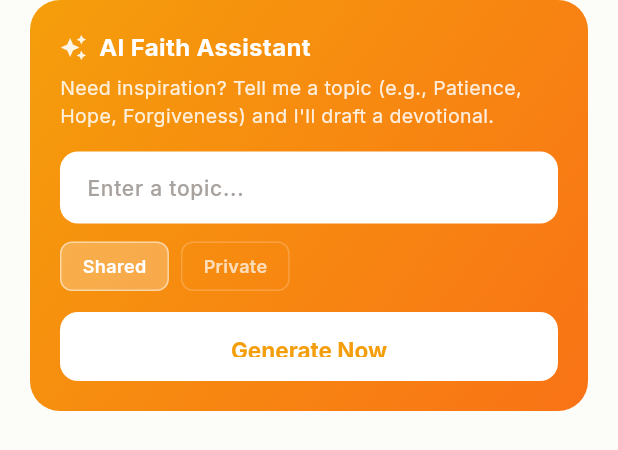
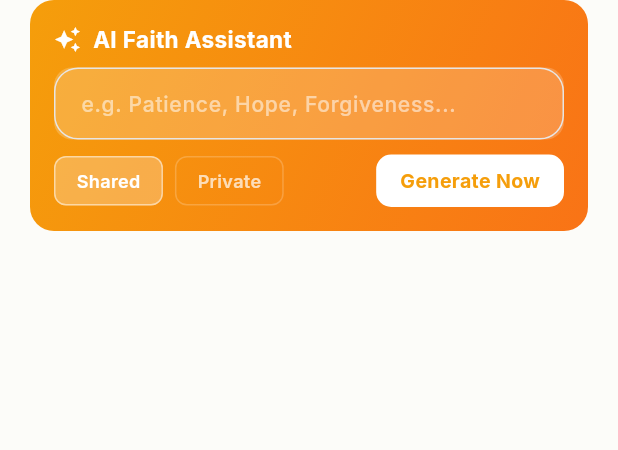
Before and after one commit to mrmrslobos/lobo-hub-flutter, a Flutter app: the _DevotionalsTab widget shown alone on an empty page, opened directly with empty values, on a phone screen of 412 x 824 dp. Shown: the top 450 px of the screen. Run offline on Flutter 3.47's test engine with Material 3 defaults, Android fonts, the phone set to English and light mode, and no system bars; our stand-ins replace cached_network_image, file_picker, firebase_core, firebase_messaging, fl_chart, flutter_local_notifications and 11 more; missing offline and left inert: extension_google_sign_in_as_googleapis_auth, googleapis, purchases_flutter; accounts and stored records are empty.

Commit message:
Restyle devotional and reading plan cards to match meal planner UI
Both cards now use the same compact style as the AI Chef and Week
Planner cards:
- Reduced padding (16) and border radius (16)
- Semi-transparent white input fields with white text
- Compact right-aligned buttons using GestureDetector instead of
  full-width ElevatedButtons (fixes "Generate Now" being cut off)
- Removed description text for cleaner look
- Kept existing gradient colors (orange for devotional, purple for
  reading plan) and functional elements (Shared/Private toggle,
  topic chips, duration selector)

https://claude.ai/code/session_01EmgbeuB2myDcPb8zevpBrp

```diff
--- a/lib/screens/devotional/devotional_screen.dart
+++ b/lib/screens/devotional/devotional_screen.dart
@@ -301,72 +301,63 @@ Make the content warm, relatable, and suitable for children.''';
         Padding(
           padding: const EdgeInsets.symmetric(horizontal: 20),
           child: Container(
-            padding: const EdgeInsets.all(20),
+            width: double.infinity,
+            padding: const EdgeInsets.all(16),
             decoration: BoxDecoration(
               gradient: const LinearGradient(
                 colors: [Color(0xFFF59E0B), Color(0xFFF97316)],
                 begin: Alignment.topLeft,
                 end: Alignment.bottomRight,
               ),
-              borderRadius: BorderRadius.circular(20),
+              borderRadius: BorderRadius.circular(16),
             ),
             child: Column(
               crossAxisAlignment: CrossAxisAlignment.start,
               children: [
-                Row(
-                  children: [
-                    Icon(Icons.auto_awesome, size: 18, color: Colors.white.withValues(alpha: 0.9)),
-                    const SizedBox(width: 8),
-                    const Text('AI Faith Assistant', style: TextStyle(
-                      fontFamily: 'Inter', fontWeight: FontWeight.w700, fontSize: 16, color: Colors.white,
-                    )),
-                  ],
+                const Row(children: [
+                  Icon(Icons.auto_awesome, size: 18, color: Colors.white),
+                  SizedBox(width: 8),
+                  Text('AI Faith Assistant', style: TextStyle(fontFamily: 'Inter', fontWeight: FontWeight.w700, fontSize: 15, color: Colors.white)),
+                ]),
+                const SizedBox(height: 8),
+                Container(
+                  decoration: BoxDecoration(
+                    color: Colors.white.withValues(alpha: 0.2),
+                    borderRadius: BorderRadius.circular(12),
                   ),
-                const SizedBox(height: 6),
-                Text(
-                  'Need inspiration? Tell me a topic (e.g., Patience, Hope, Forgiveness) and I\'ll draft a devotional.',
-                  style: TextStyle(fontFamily: 'Inter', fontSize: 13, color: Colors.white.withValues(alpha: 0.85)),
-                ),
-                const SizedBox(height: 14),
-                TextField(
+                  child: TextField(
                     controller: _topicCtrl,
-                  style: const TextStyle(fontFamily: 'Inter', fontSize: 14, color: AppTheme.stone800),
-                  decoration: InputDecoration(
-                    hintText: 'Enter a topic...',
-                    hintStyle: TextStyle(color: AppTheme.stone400),
-                    filled: true,
-                    fillColor: Colors.white,
-                    contentPadding: const EdgeInsets.symmetric(horizontal: 14, vertical: 12),
-                    border: OutlineInputBorder(borderRadius: BorderRadius.circular(12), borderSide: BorderSide.none),
-                    enabledBorder: OutlineInputBorder(borderRadius: BorderRadius.circular(12), borderSide: BorderSide.none),
+                    style: const TextStyle(color: Colors.white, fontFamily: 'Inter', fontSize: 14),
+                    decoration: const InputDecoration(
+                      hintText: 'e.g. Patience, Hope, Forgiveness...',
+                      hintStyle: TextStyle(color: Colors.white54, fontFamily: 'Inter'),
+                      border: InputBorder.none,
+                      contentPadding: EdgeInsets.symmetric(horizontal: 14, vertical: 12),
+                      filled: false,
                     ),
                   ),
-                const SizedBox(height: 12),
+                ),
+                const SizedBox(height: 10),
                 Row(
                   children: [
                     _toggleChip('Shared', _isShared, () => setState(() => _isShared = true)),
                     const SizedBox(width: 8),
                     _toggleChip('Private', !_isShared, () => setState(() => _isShared = false)),
-                  ],
-                ),
-                const SizedBox(height: 14),
-                SizedBox(
-                  width: double.infinity,
-                  height: 46,
-                  child: ElevatedButton(
-                    onPressed: _isGenerating ? null : _generate,
-                    style: ElevatedButton.styleFrom(
-                      backgroundColor: Colors.white,
-                      foregroundColor: const Color(0xFFF59E0B),
-                      shape: RoundedRectangleBorder(borderRadius: BorderRadius.circular(12)),
-                      elevation: 0,
+                    const Spacer(),
+                    GestureDetector(
+                      onTap: _isGenerating ? null : _generate,
+                      child: Container(
+                        padding: const EdgeInsets.symmetric(horizontal: 16, vertical: 8),
+                        decoration: BoxDecoration(
+                          color: Colors.white,
+                          borderRadius: BorderRadius.circular(10),
                         ),
                         child: _isGenerating
-                        ? const SizedBox(width: 20, height: 20, child: CircularProgressIndicator(strokeWidth: 2))
-                        : const Text('Generate Now', style: TextStyle(
-                            fontFamily: 'Inter', fontWeight: FontWeight.w700, fontSize: 15,
-                          )),
+                            ? const SizedBox(height: 18, width: 18, child: CircularProgressIndicator(strokeWidth: 2, color: Color(0xFFF59E0B)))
+                            : const Text('Generate Now', style: TextStyle(fontFamily: 'Inter', fontWeight: FontWeight.w700, fontSize: 13, color: Color(0xFFF59E0B))),
                       ),
+                    ),
+                  ],
                 ),
               ],
             ),
@@ -586,33 +577,25 @@ Make it warm, kid-friendly, and relatable.''';
         Padding(
           padding: const EdgeInsets.symmetric(horizontal: 20),
           child: Container(
-            padding: const EdgeInsets.all(20),
+            width: double.infinity,
+            padding: const EdgeInsets.all(16),
             decoration: BoxDecoration(
               gradient: const LinearGradient(
                 colors: [Color(0xFF8B7BF7), Color(0xFFB4A0FF)],
                 begin: Alignment.topLeft,
                 end: Alignment.bottomRight,
               ),
-              borderRadius: BorderRadius.circular(20),
+              borderRadius: BorderRadius.circular(16),
             ),
             child: Column(
               crossAxisAlignment: CrossAxisAlignment.start,
               children: [
-                Row(
-                  children: [
-                    Icon(Icons.auto_awesome, size: 18, color: Colors.white.withValues(alpha: 0.9)),
-                    const SizedBox(width: 8),
-                    const Text('Create a Reading Plan', style: TextStyle(
-                      fontFamily: 'Inter', fontWeight: FontWeight.w700, fontSize: 16, color: Colors.white,
-                    )),
-                  ],
-                ),
-                const SizedBox(height: 6),
-                Text(
-                  'Choose a theme and duration. The AI will create a day-by-day scripture journey for your family.',
-                  style: TextStyle(fontFamily: 'Inter', fontSize: 13, color: Colors.white.withValues(alpha: 0.85)),
-                ),
-                const SizedBox(height: 14),
+                const Row(children: [
+                  Icon(Icons.auto_awesome, size: 18, color: Colors.white),
+                  SizedBox(width: 8),
+                  Text('Create a Reading Plan', style: TextStyle(fontFamily: 'Inter', fontWeight: FontWeight.w700, fontSize: 15, color: Colors.white)),
+                ]),
+                const SizedBox(height: 8),
                 Wrap(
                   spacing: 8, runSpacing: 8,
                   children: _topics.map((t) {
@@ -637,33 +620,37 @@ Make it warm, kid-friendly, and relatable.''';
                     );
                   }).toList(),
                 ),
-                const SizedBox(height: 14),
-                TextField(
+                const SizedBox(height: 10),
+                Container(
+                  decoration: BoxDecoration(
+                    color: Colors.white.withValues(alpha: 0.2),
+                    borderRadius: BorderRadius.circular(12),
+                  ),
+                  child: TextField(
                     controller: _customTopicCtrl,
-                  style: const TextStyle(fontFamily: 'Inter', fontSize: 14, color: AppTheme.stone800),
+                    style: const TextStyle(color: Colors.white, fontFamily: 'Inter', fontSize: 14),
                     onChanged: (_) => setState(() => _selectedTopic = null),
-                  decoration: InputDecoration(
+                    decoration: const InputDecoration(
                       hintText: 'Or type your own theme...',
-                    hintStyle: TextStyle(color: AppTheme.stone400),
-                    filled: true,
-                    fillColor: Colors.white.withValues(alpha: 0.2),
-                    contentPadding: const EdgeInsets.symmetric(horizontal: 14, vertical: 12),
-                    border: OutlineInputBorder(borderRadius: BorderRadius.circular(12), borderSide: BorderSide(color: Colors.white.withValues(alpha: 0.3))),
-                    enabledBorder: OutlineInputBorder(borderRadius: BorderRadius.circular(12), borderSide: BorderSide(color: Colors.white.withValues(alpha: 0.3))),
-                    focusedBorder: OutlineInputBorder(borderRadius: BorderRadius.circular(12), borderSide: const BorderSide(color: Colors.white, width: 2)),
+                      hintStyle: TextStyle(color: Colors.white54, fontFamily: 'Inter'),
+                      border: InputBorder.none,
+                      contentPadding: EdgeInsets.symmetric(horizontal: 14, vertical: 12),
+                      filled: false,
                     ),
                   ),
-                const SizedBox(height: 12),
-                // Duration selector
+                ),
+                const SizedBox(height: 10),
+                // Duration selector + Generate button
                 Row(
-                  children: [7, 14, 21, 30].map((d) {
+                  children: [
+                    ...[7, 14, 21, 30].map((d) {
                       final selected = _duration == d;
                       return Padding(
                         padding: const EdgeInsets.only(right: 8),
                         child: GestureDetector(
                           onTap: () => setState(() => _duration = d),
                           child: Container(
-                          padding: const EdgeInsets.symmetric(horizontal: 12, vertical: 7),
+                            padding: const EdgeInsets.symmetric(horizontal: 10, vertical: 7),
                             decoration: BoxDecoration(
                               color: selected ? Colors.white.withValues(alpha: 0.3) : Colors.white.withValues(alpha: 0.1),
                               borderRadius: BorderRadius.circular(20),
@@ -676,26 +663,22 @@ Make it warm, kid-friendly, and relatable.''';
                           ),
                         ),
                       );
-                  }).toList(),
-                ),
-                const SizedBox(height: 14),
-                SizedBox(
-                  width: double.infinity,
-                  height: 46,
-                  child: ElevatedButton(
-                    onPressed: _isGenerating ? null : _generatePlan,
-                    style: ElevatedButton.styleFrom(
-                      backgroundColor: Colors.white,
-                      foregroundColor: AppTheme.primary,
-                      shape: RoundedRectangleBorder(borderRadius: BorderRadius.circular(12)),
-                      elevation: 0,
+                    }),
+                    const Spacer(),
+                    GestureDetector(
+                      onTap: _isGenerating ? null : _generatePlan,
+                      child: Container(
+                        padding: const EdgeInsets.symmetric(horizontal: 16, vertical: 8),
+                        decoration: BoxDecoration(
+                          color: Colors.white,
+                          borderRadius: BorderRadius.circular(10),
                         ),
                         child: _isGenerating
-                        ? const SizedBox(width: 20, height: 20, child: CircularProgressIndicator(strokeWidth: 2))
-                        : const Text('Generate Plan', style: TextStyle(
-                            fontFamily: 'Inter', fontWeight: FontWeight.w700, fontSize: 15,
-                          )),
+                            ? const SizedBox(height: 18, width: 18, child: CircularProgressIndicator(strokeWidth: 2, color: Color(0xFF8B7BF7)))
+                            : const Text('Generate Plan', style: TextStyle(fontFamily: 'Inter', fontWeight: FontWeight.w700, fontSize: 13, color: Color(0xFF8B7BF7))),
                       ),
+                    ),
+                  ],
                 ),
               ],
             ),
```
Lines whose indentation alone changed are shown as unchanged.
